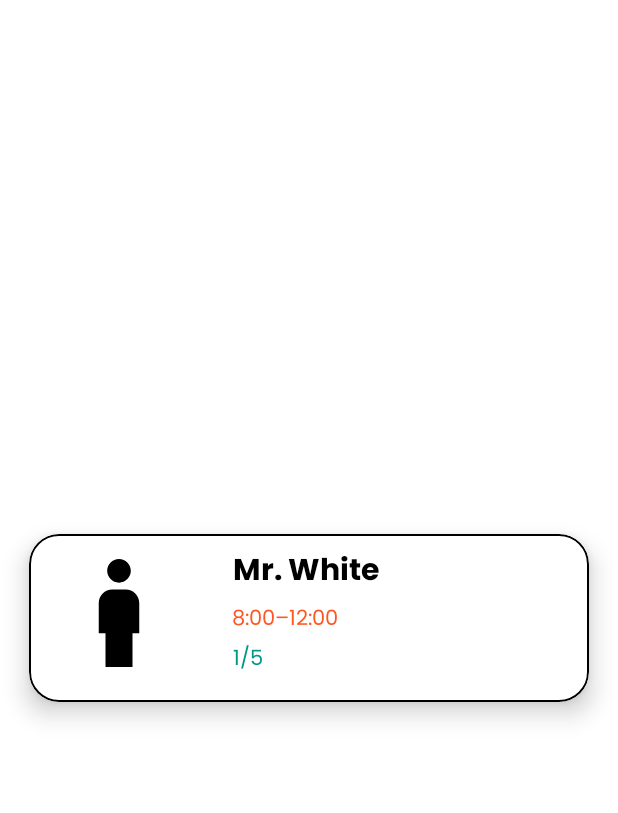
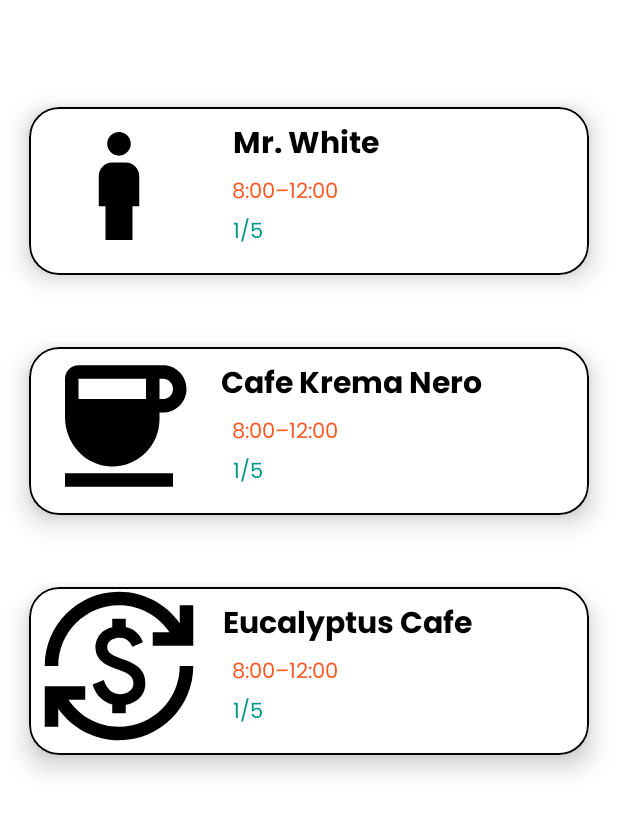
Before and after one commit to rtamera/Kappe-Hub, an Android app: the Home screen opened directly, with no data from a screen before it, on a phone screen of 412 x 824 dp. Shown: the top 813 px of the screen. Run offline under Robolectric (Android 15) with nearby library versions, the phone set to English and light mode, and no system bars.

```diff
--- a/app/src/main/res/layout/recycler_view_row.xml
+++ b/app/src/main/res/layout/recycler_view_row.xml
@@ -3,7 +3,7 @@
     xmlns:app="http://schemas.android.com/apk/res-auto"
     xmlns:tools="http://schemas.android.com/tools"
     android:layout_width="match_parent"
-    android:layout_height="match_parent">
+    android:layout_height="wrap_content">
 
 
     <com.google.android.material.card.MaterialCardView
```
Also changed, not shown: app/src/main/java/com/example/kappehub/MainActivity.java (+25 -3 lines).
